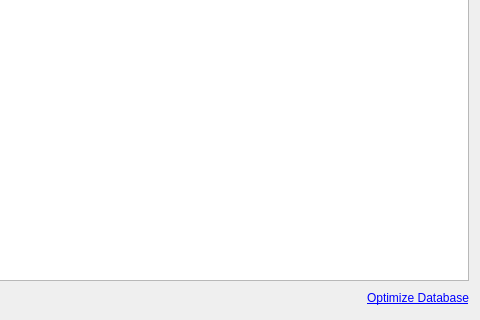
Old version of the form src/history/historymanager.ui in the repository QupZilla/qupzilla; both pictures show x 255 to 735 and y 227 to 547 of the 735 by 547 pixel window.
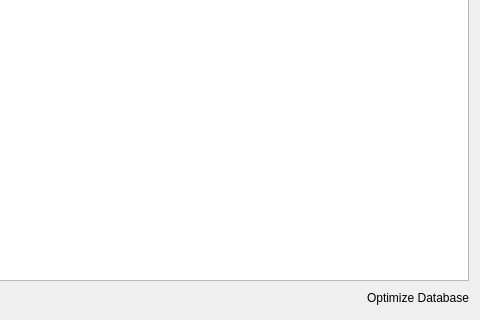
New version of the form. Icons and pictures are not drawn. Custom widgets are drawn as their Qt base class.

Diff of the .ui file:
```diff
--- a/src/history/historymanager.ui
+++ b/src/history/historymanager.ui
@@ -76,10 +76,6 @@
      <property name="cursor">
       <cursorShape>PointingHandCursor</cursorShape>
      </property>
-     <property name="styleSheet">
-      <string notr="true">color: blue;
-text-decoration: underline;</string>
-     </property>
      <property name="text">
       <string>Optimize Database</string>
      </property>
```
Left out of the diff: 3 changed lines with no effect on the pictures.
